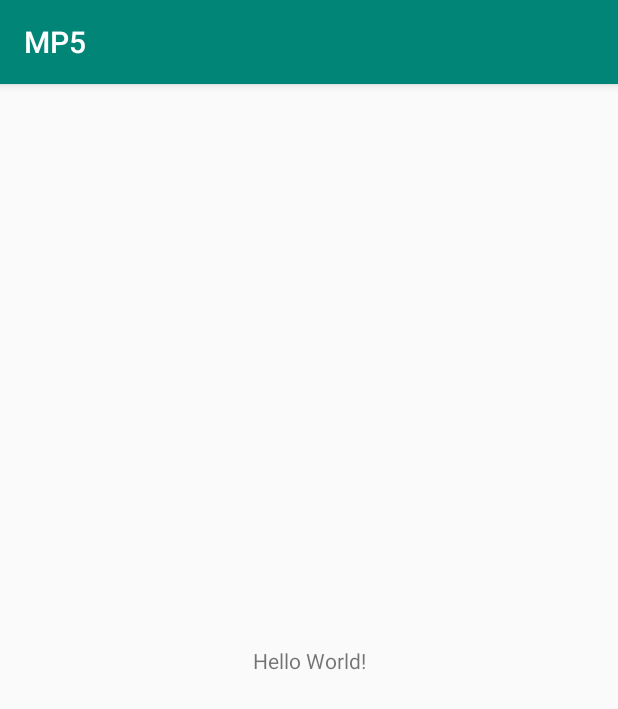
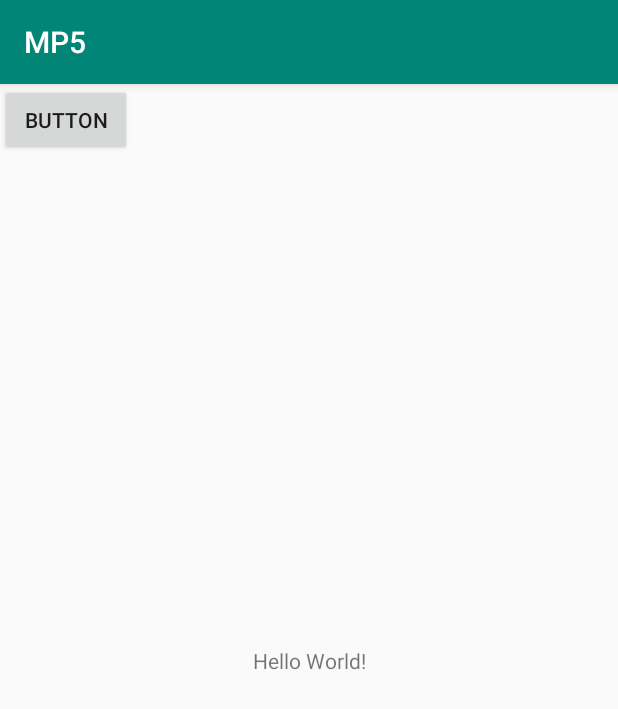
Before and after one commit to lavanya6/MP5-3, an Android app: the screen it shows after launch (MainActivity), on a phone screen of 412 x 824 dp. Shown: the top 709 px of the screen. Run offline under Robolectric (Android 15) with nearby library versions, the phone set to English and light mode, and no system bars.

Commit message:
Added button

```diff
--- a/app/src/main/res/layout/activity_main.xml
+++ b/app/src/main/res/layout/activity_main.xml
@@ -15,4 +15,12 @@
         app:layout_constraintRight_toRightOf="parent"
         app:layout_constraintTop_toTopOf="parent" />
 
+    <Button
+        android:id="@+id/button"
+        android:layout_width="wrap_content"
+        android:layout_height="wrap_content"
+        android:text="Button"
+        tools:layout_editor_absoluteX="136dp"
+        tools:layout_editor_absoluteY="205dp" />
+
 </android.support.constraint.ConstraintLayout>
```
